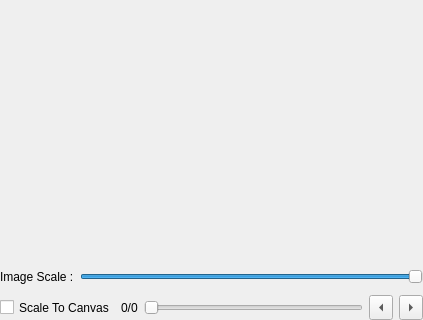
Before: the Qt Designer form plugins/python/photobash_images/photobash_images_docker.ui in KDE/krita, drawn with Qt 5; both pictures show x 0 to 423 and y 562 to 882 of the 423 by 882 pixel window.
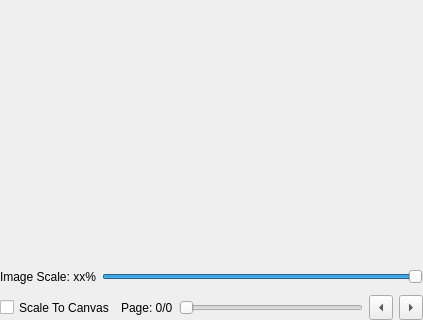
After: the same form once the commit is applied.

Commit message: Improve i18n for photobash plugin

What changed in the file:
```diff
--- a/plugins/python/photobash_images/photobash_images_docker.ui
+++ b/plugins/python/photobash_images/photobash_images_docker.ui
@@ -325,7 +325,7 @@
            </size>
           </property>
           <property name="text">
-           <string>Image Scale :</string>
+           <string notr="true">Image Scale: xx%</string>
           </property>
          </widget>
         </item>
@@ -410,7 +410,7 @@
            </size>
           </property>
           <property name="text">
-           <string>0/0</string>
+           <string notr="true">Page: 0/0</string>
           </property>
          </widget>
         </item>
```
Left out of the diff: 2 changed lines with no effect on the pictures. The commit also changes 1 other file.
